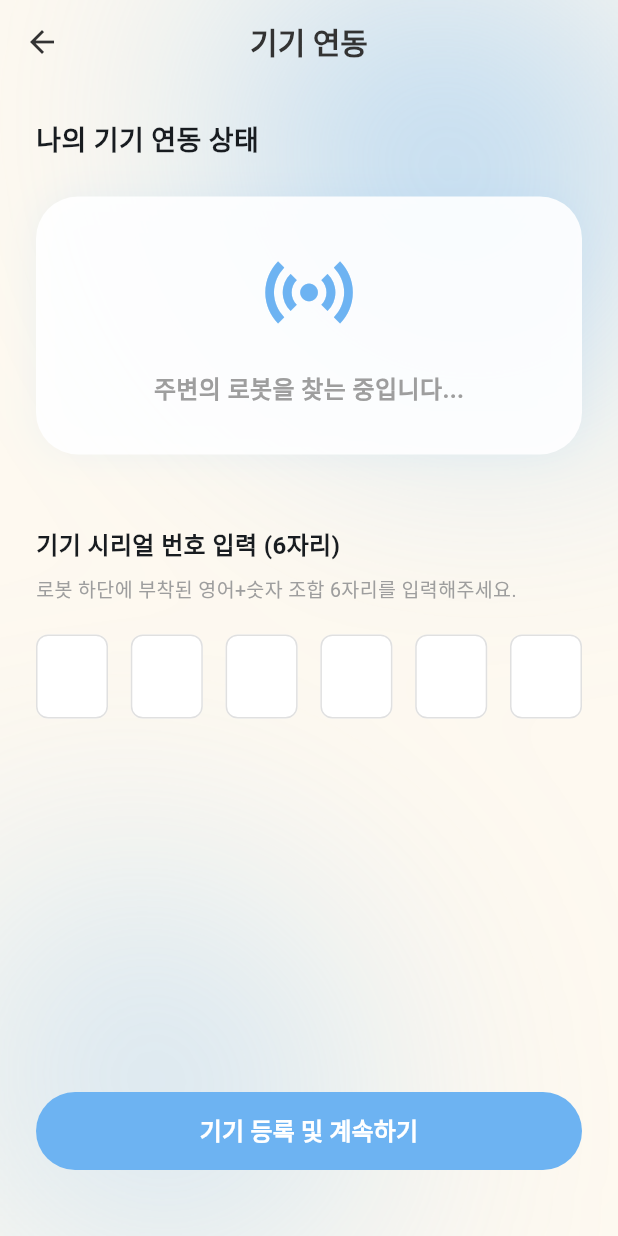
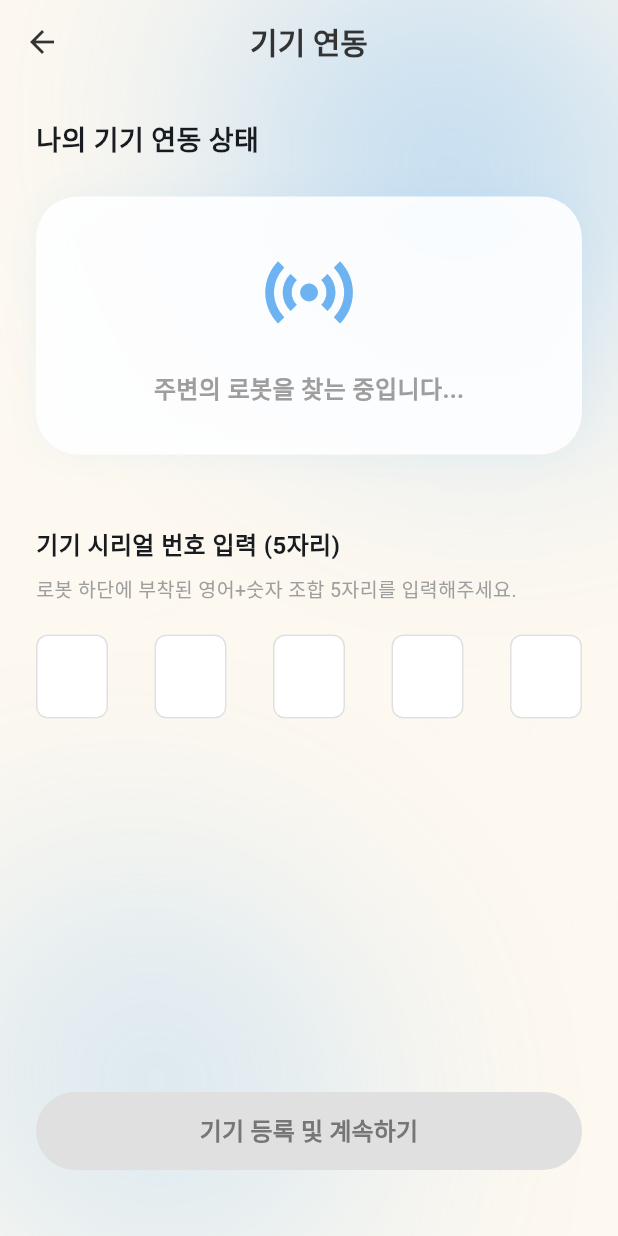
Before and after one commit to 1227wano/No-ill, a Flutter app: the DevicePairingScreen screen opened directly, on a phone screen of 412 x 824 dp. Run offline on Flutter 3.47's test engine with Material 3 defaults, Android fonts, the light colour scheme and no system bars; our stand-ins replace dio, firebase_core, firebase_messaging, flutter_dotenv, flutter_riverpod, flutter_secure_storage; accounts and stored records are empty; Roboto replaces fonts that are missing (Pretendard).

Commit message:
feat: 로봇펫/사용자(독거노인) 기능 연동

```diff
--- a/noill_app/lib/screens/onboarding/device_pairing_screen.dart
+++ b/noill_app/lib/screens/onboarding/device_pairing_screen.dart
@@ -1,33 +1,34 @@
-// 기기 등록 화면
 import 'package:flutter/material.dart';
+import 'package:flutter_riverpod/flutter_riverpod.dart';
 import '../../widgets/atoms/gradient_background.dart';
 import '../../widgets/atoms/otp_input.dart';
 import '../../widgets/atoms/solid_button.dart';
 import '../../core/constants/color_constants.dart';
-import 'elderly_profile_registration_screen.dart'; // 다음 단계 페이지
+import '../../providers/pet_provider.dart';
+import 'elderly_profile_registration_screen.dart';
 
-class DevicePairingScreen extends StatefulWidget {
+class DevicePairingScreen extends ConsumerStatefulWidget {
   const DevicePairingScreen({super.key});
 
   @override
-  State<DevicePairingScreen> createState() => _DevicePairingScreenState();
+  ConsumerState<DevicePairingScreen> createState() =>
+      _DevicePairingScreenState();
 }
 
-class _DevicePairingScreenState extends State<DevicePairingScreen>
+class _DevicePairingScreenState extends ConsumerState<DevicePairingScreen>
     with SingleTickerProviderStateMixin {
   late AnimationController _controller;
-  bool _isFound = false; // 기기 발견 여부 상태
+  bool _isFound = false;
+  String _inputSerial = ""; // 입력된 5자리 번호 저장
 
   @override
   void initState() {
     super.initState();
-    // 펄스(Pulse) 애니메이션 설정
     _controller = AnimationController(
       vsync: this,
       duration: const Duration(seconds: 2),
     )..repeat(reverse: true);
 
-    // 3초 후 기기를 찾은 것으로 시뮬레이션
     Future.delayed(const Duration(seconds: 3), () {
       if (mounted) setState(() => _isFound = true);
     });
@@ -63,8 +64,65 @@ class _DevicePairingScreenState extends State<DevicePairingScreen>
               ),
               const SizedBox(height: 24),
 
-              // --- 애니메이션 카드 영역 ---
-              AnimatedContainer(
+              // ✅ 수정: 긴 코드 대신 선언해두신 함수를 호출합니다.
+              _buildStatusCard(),
+
+              const SizedBox(height: 48),
+
+              const Text(
+                "기기 시리얼 번호 입력 (5자리)",
+                style: TextStyle(fontWeight: FontWeight.bold, fontSize: 16),
+              ),
+              const SizedBox(height: 8),
+              const Text(
+                "로봇 하단에 부착된 영어+숫자 조합 5자리를 입력해주세요.", // 6자리 -> 5자리 문구 수정
+                style: TextStyle(color: Colors.grey, fontSize: 13),
+              ),
+              const SizedBox(height: 20),
+
+              // ✅ 수정: OtpInput에 length와 onChanged를 연결합니다.
+              OtpInput(
+                length: 5,
+                onChanged: (value) {
+                  setState(() {
+                    _inputSerial = value; // 여기서 5글자가 완성되면 버튼이 켜집니다!
+                  });
+                },
+              ),
+              const Spacer(),
+
+              // ✅ 수정: 5자리가 입력되었을 때만 버튼이 활성화되도록 로직 연결
+              SolidButton(
+                text: "기기 등록 및 계속하기",
+                onPressed: _inputSerial.length == 5
+                    ? () {
+                        // 1. Provider에 기기 번호(petId) 저장
+                        ref
+                            .read(petRegistrationProvider.notifier)
+                            .updatePetId(_inputSerial);
+
+                        // 2. 다음 단계(어르신 프로필 등록)로 이동
+                        Navigator.push(
+                          context,
+                          MaterialPageRoute(
+                            builder: (context) =>
+                                const ElderlyProfileRegistrationScreen(),
+                          ),
+                        );
+                      }
+                    : null, // 5자리가 아니면 버튼이 비활성화(회색) 됩니다.
+              ),
+              const SizedBox(height: 20),
+            ],
+          ),
+        ),
+      ),
+    );
+  }
+
+  // ✅ 클래스 내부에 잘 정의된 상태 카드 위젯 함수
+  Widget _buildStatusCard() {
+    return AnimatedContainer(
       duration: const Duration(milliseconds: 500),
       width: double.infinity,
       padding: const EdgeInsets.all(32),
@@ -99,45 +157,6 @@ class _DevicePairingScreenState extends State<DevicePairingScreen>
           ),
         ],
       ),
-              ),
-
-              const SizedBox(height: 48),
-
-              // --- 시리얼 번호 입력 영역 ---
-              const Text(
-                "기기 시리얼 번호 입력 (6자리)",
-                style: TextStyle(fontWeight: FontWeight.bold, fontSize: 16),
-              ),
-              const SizedBox(height: 8),
-              const Text(
-                "로봇 하단에 부착된 영어+숫자 조합 6자리를 입력해주세요.",
-                style: TextStyle(color: Colors.grey, fontSize: 13),
-              ),
-              const SizedBox(height: 20),
-
-              // 6자리 입력을 위한 OTP Input 커스텀 호출
-              const OtpInput(), // 내부적으로 6칸으로 구성되어 있다고 가정
-
-              const Spacer(),
-
-              SolidButton(
-                text: "기기 등록 및 계속하기",
-                onPressed: () {
-                  // 등록 성공 시 다음 온보딩(어르신 프로필 등록)으로 이동
-                  Navigator.push(
-                    context,
-                    MaterialPageRoute(
-                      builder: (context) =>
-                          const ElderlyProfileRegistrationScreen(),
-                    ),
-                  );
-                },
-              ),
-              const SizedBox(height: 20),
-            ],
-          ),
-        ),
-      ),
     );
   }
 }
--- a/noill_app/lib/widgets/atoms/otp_input.dart
+++ b/noill_app/lib/widgets/atoms/otp_input.dart
@@ -1,34 +1,81 @@
-// 일련번호 입력 위젯
-
 import 'package:flutter/material.dart';
 import '../../core/constants/color_constants.dart';
 
-class OtpInput extends StatelessWidget {
-  const OtpInput({super.key});
+class OtpInput extends StatefulWidget {
+  // 💡 상태 관리를 위해 StatefulWidget으로 변경
+  final int length;
+  final ValueChanged<String> onChanged; // 💡 부모에게 값을 전달할 통로
+
+  const OtpInput({super.key, this.length = 5, required this.onChanged});
+
+  @override
+  State<OtpInput> createState() => _OtpInputState();
+}
+
+class _OtpInputState extends State<OtpInput> {
+  // 1. 각 칸의 글자를 제어할 컨트롤러 리스트
+  late List<TextEditingController> _controllers;
+  // 2. 각 칸의 포커스를 제어할 노드 리스트
+  late List<FocusNode> _focusNodes;
+
+  @override
+  void initState() {
+    super.initState();
+    _controllers = List.generate(
+      widget.length,
+      (index) => TextEditingController(),
+    );
+    _focusNodes = List.generate(widget.length, (index) => FocusNode());
+  }
+
+  @override
+  void dispose() {
+    for (var controller in _controllers) {
+      controller.dispose();
+    }
+    for (var node in _focusNodes) {
+      node.dispose();
+    }
+    super.dispose();
+  }
+
+  // 💡 모든 칸의 값을 합쳐서 부모에게 보고하는 함수
+  void _onValuesChanged() {
+    String fullCode = _controllers.map((e) => e.text).join();
+    widget.onChanged(fullCode);
+  }
 
   @override
   Widget build(BuildContext context) {
     return Row(
       mainAxisAlignment: MainAxisAlignment.spaceBetween,
-      children: List.generate(6, (index) => _buildOtpBox(context, index)),
+      children: List.generate(widget.length, (index) => _buildOtpBox(index)),
     );
   }
 
-  Widget _buildOtpBox(BuildContext context, int index) {
+  Widget _buildOtpBox(int index) {
     return SizedBox(
       width: 48,
       height: 56,
       child: TextFormField(
+        controller: _controllers[index],
+        focusNode: _focusNodes[index],
         onChanged: (value) {
-          if (value.length == 1 && index < 5) {
-            FocusScope.of(context).nextFocus(); // 다음 칸 이동
+          // 값이 입력되면 다음 칸으로, 지워지면 이전 칸으로 자동 이동
+          if (value.length == 1 && index < widget.length - 1) {
+            _focusNodes[index + 1].requestFocus();
+          } else if (value.isEmpty && index > 0) {
+            _focusNodes[index - 1].requestFocus();
           }
+          _onValuesChanged(); // 👈 값이 변할 때마다 부모에게 전달!
         },
         textAlign: TextAlign.center,
-        keyboardType: TextInputType.number,
+        // 💡 영어+숫자 조합이므로 text 타입으로 변경 (number는 숫자만 나옴)
+        keyboardType: TextInputType.text,
+        textCapitalization: TextCapitalization.characters, // 자동으로 대문자 변환
         maxLength: 1,
         decoration: InputDecoration(
-          counterText: "", // 글자수 표시 제거
+          counterText: "",
           enabledBorder: OutlineInputBorder(
             borderRadius: BorderRadius.circular(8),
             borderSide: const BorderSide(color: NoIllColors.border),
```
Also changed, not shown: noill_app/lib/core/network/dio_provider.dart (+13 -5 lines), noill_app/lib/models/pet_models.dart (added, +39 -0 lines), noill_app/lib/providers/pet_provider.dart (added, +48 -0 lines), noill_app/lib/screens/onboarding/elderly_profile_registration_screen.dart (+110 -67 lines), noill_app/lib/screens/settings/settings_screen.dart (+10 -1 lines), noill_app/lib/services/pet_service.dart (added, +18 -0 lines). Lines whose indentation alone changed are shown as unchanged.
